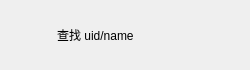
First picture: the form in client/adduseritem.ui, repository beiyue99/wjfchat, before the edit.
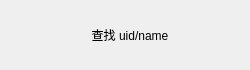
Second picture: the form after the edit.

What changed in the file:
```diff
--- a/client/adduseritem.ui
+++ b/client/adduseritem.ui
@@ -50,6 +50,9 @@
      <property name="text">
       <string>查找 uid/name</string>
      </property>
+     <property name="alignment">
+      <set>Qt::AlignCenter</set>
+     </property>
     </widget>
    </item>
    <item>
```
